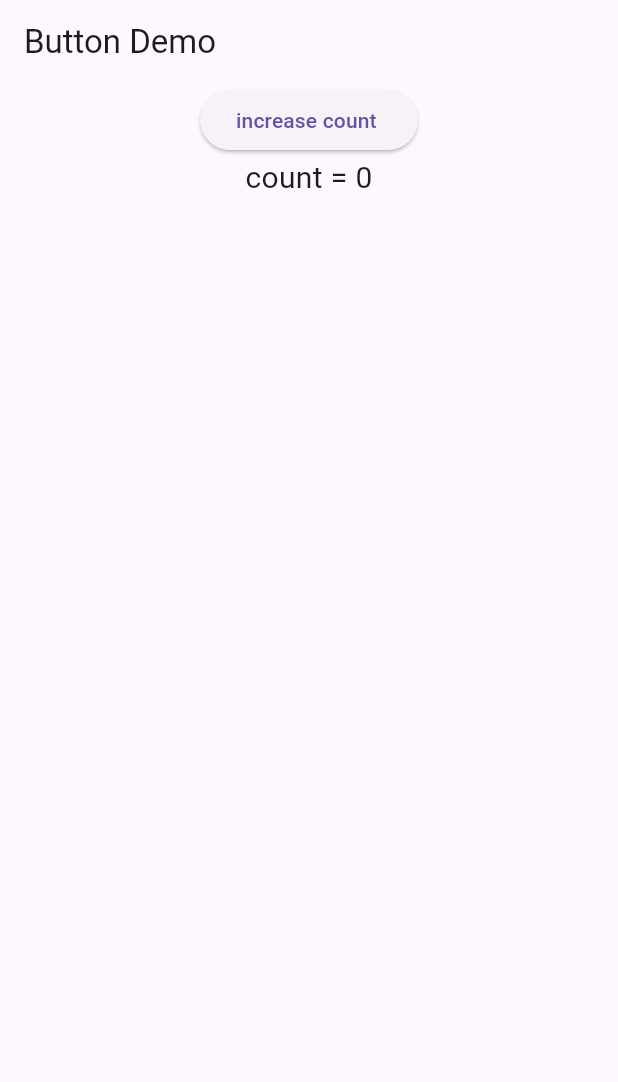
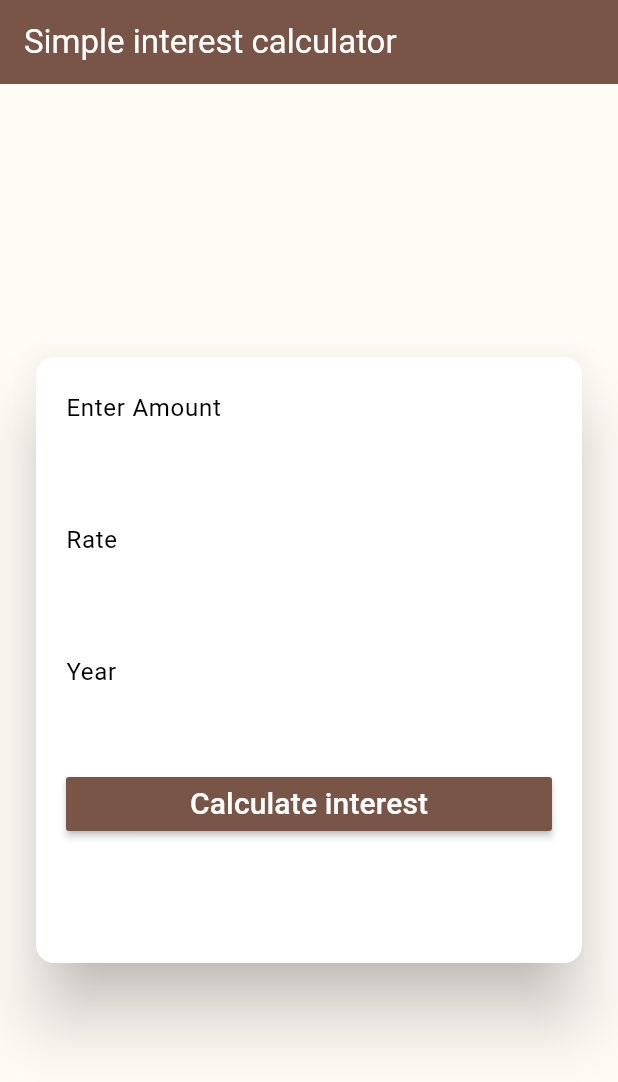
Before and after one commit to theeasylearn/flutter_11_basic_of_flutter, a Flutter app: the screen it shows after launch, on a phone screen of 412 x 824 dp. Shown: the top 1082 px of the screen. Run offline on Flutter 3.47's test engine with Material 3 defaults, Android fonts, the phone set to English and light mode, and no system bars.

Commit message:
Initial commit

```diff
--- a/lib/main.dart
+++ b/lib/main.dart
@@ -1,4 +1,5 @@
 // import 'package:basic_of_flutter/9_row_demo_2.dart';
+import 'package:basic_of_flutter/textbox_demo.dart';
 import 'package:flutter/material.dart';
 // import 'package:basic_of_flutter/8_row_demo_1.dart';
 // import '10_column_demo_1.dart';
@@ -19,5 +20,5 @@ import 'button_demo.dart';
 // import 'media_query_demo.dart';
 void main()
 {
-    runApp(ButtonDemo1());
+    runApp(TextboxDemo());
 }
--- /dev/null
+++ b/lib/textbox_demo.dart
@@ -0,0 +1,76 @@
+//Interest Calculator
+import 'package:flutter/material.dart';
+//create class that extends Statefulwidget
+class TextboxDemo extends StatefulWidget {
+  @override
+  State<TextboxDemo> createState() => _TextboxDemoState();
+}
+
+class _TextboxDemoState extends State<TextboxDemo> {
+  @override
+  Widget build(BuildContext context) {
+    return MaterialApp(
+        debugShowCheckedModeBanner: false,
+        theme: ThemeData.from(
+            colorScheme: ColorScheme.fromSwatch(primarySwatch: Colors.brown)),
+        home: Scaffold(
+          backgroundColor: const Color(0xFFFFFBF5),
+          appBar: AppBar(
+
+            backgroundColor: Colors.brown,
+            title: Text("Simple interest calculator",
+            style: TextStyle(
+              color: Colors.white
+            ),),
+
+          ),
+        body: Center(
+            child: SizedBox(
+              height: MediaQuery.of(context).size.height * 0.50,
+              child: Padding(
+                padding: EdgeInsets.only(left: 20,right: 20),
+                child: Card(
+                    elevation: 20,
+                    child: Padding(padding: EdgeInsets.only(top:10,bottom: 10,left: 20,right: 20),
+                    child: Column(
+                      mainAxisAlignment: MainAxisAlignment.start,
+                      crossAxisAlignment: CrossAxisAlignment.stretch,
+                      children: [
+                        TextFormField(
+                          keyboardType: TextInputType.number,
+                          decoration: InputDecoration(
+                            hintText: "Enter Amount",
+                          ),
+                        ),
+                        SizedBox(height: 40,),
+                        TextFormField(
+                          keyboardType: TextInputType.number,
+                          decoration: InputDecoration(
+                            hintText: "Rate"
+                          ),
+                        ),
+                        SizedBox(height: 40,),
+                        TextFormField(
+                          keyboardType: TextInputType.number,
+                          decoration: InputDecoration(
+                              hintText: "Year"
+                          ),
+                        ),
+                        SizedBox(height: 40,),
+                        MaterialButton(
+                            color: Colors.brown,
+                            textColor: Colors.white,
+                            onPressed: () {
+                        }, child: Text("Calculate interest", style: TextStyle(
+                          fontSize: 20
+                        ),)),
+                      ],
+                    ),),
+                ),
+              ),
+            ),
+        ),
+        ),
+    );
+  }
+}
```
